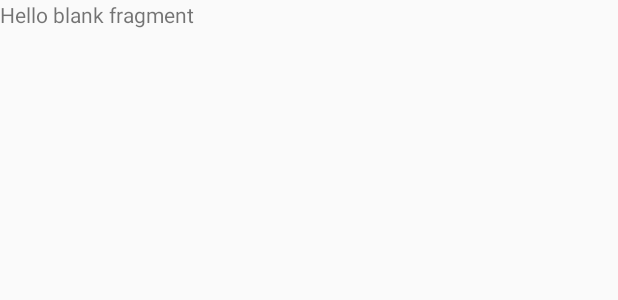
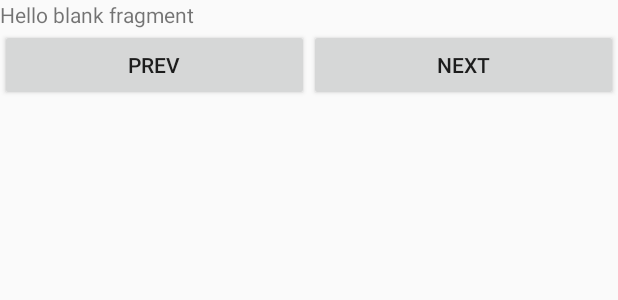
Before and after one commit to PoojaB26/BakingApp-Project3UdacityNanodegree, an Android app: the layout fragment_step_item.xml on its own in the app's theme, with its tools: preview values and no code run, on a phone screen of 412 x 824 dp. Shown: the top 300 px of the screen. Run offline under Robolectric (Android 15) with nearby library versions, the phone set to English and light mode, and no system bars.

Commit message:
implemented prev next buttons on step fragment

```diff
--- a/app/src/main/java/poojab26/bakingapp/RecipeItemDetailFragment.java
+++ b/app/src/main/java/poojab26/bakingapp/RecipeItemDetailFragment.java
@@ -109,14 +109,12 @@ public class RecipeItemDetailFragment extends Fragment {
         stepsRecyclerView.setAdapter(new StepsAdapter(mSteps, new StepsAdapter.OnItemClickListener() {
             @Override
             public void onItemClick(int position) {
-                Log.d(Constants.TAG, "clicked in detail fragment " + mSteps.get(mPositionID).getDescription());
 
                 StepItemFragment fragment = new StepItemFragment();
                 fragment.setSteps(mSteps);
                 fragment.setPosition(position);
                 getActivity().getSupportFragmentManager().beginTransaction()
                         .replace(R.id.item_detail_container, fragment, null)
-                        .addToBackStack(null)
                         .commit();
             }
         }));
--- a/app/src/main/res/layout/fragment_step_item.xml
+++ b/app/src/main/res/layout/fragment_step_item.xml
@@ -6,10 +6,44 @@
     tools:context="poojab26.bakingapp.StepItemFragment">
 
     <!-- TODO: Update blank fragment layout -->
-    <TextView
-        android:id="@+id/tvStepDescription"
+
+    <LinearLayout
         android:layout_width="match_parent"
         android:layout_height="match_parent"
-        android:text="@string/hello_blank_fragment" />
+        android:orientation="vertical">
+
+
+        <TextView
+            android:id="@+id/tvStepDescription"
+            android:layout_width="match_parent"
+            android:layout_height="wrap_content"
+            android:text="@string/hello_blank_fragment" />
+
+        <LinearLayout
+            android:layout_width="match_parent"
+            android:layout_height="wrap_content"
+            android:orientation="horizontal"
+            android:layout_weight="2">
+
+            <Button
+                android:id="@+id/btnPrev"
+                android:layout_width="wrap_content"
+                android:layout_height="wrap_content"
+                android:layout_weight="1"
+                android:text="PREV"/>
+
+            <Button
+                android:id="@+id/btnNext"
+                android:layout_width="wrap_content"
+                android:layout_height="wrap_content"
+                android:layout_gravity="right"
+                android:layout_weight="1"
+                android:text="NEXT"/>
+
+        </LinearLayout>
+
+
+
+    </LinearLayout>
 
 </FrameLayout>
```
Also changed, not shown: app/src/main/java/poojab26/bakingapp/StepItemFragment.java (+66 -3 lines).
